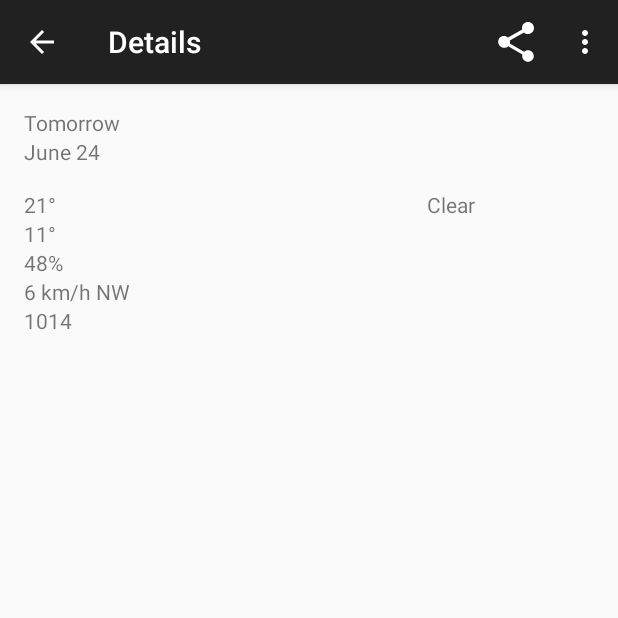
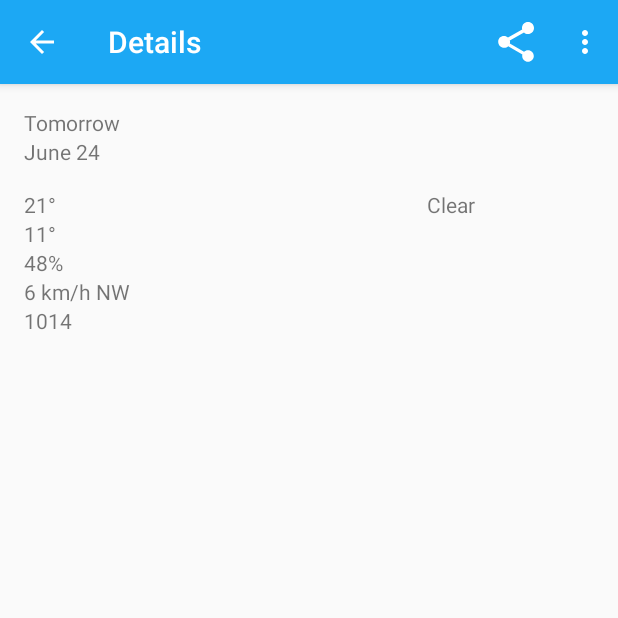
Before and after one commit to PrateeshGoswami/Sunshine, an Android app: the DetailActivity screen opened directly, with no data from a screen before it, on a phone screen of 412 x 824 dp, the top half of it. Run offline under Robolectric (Android 15) with nearby library versions, the phone set to English and light mode, and no system bars.

Commit message:
add material design

```diff
--- a/app/src/main/AndroidManifest.xml
+++ b/app/src/main/AndroidManifest.xml
@@ -11,7 +11,8 @@
         android:theme="@style/AppTheme">
         <activity
             android:name=".MainActivity"
-            android:label="@string/app_name">
+            android:label="@string/app_name"
+            android:theme="@style/ForecastTheme">
             <intent-filter>
                 <action android:name="android.intent.action.MAIN" />
 
@@ -30,6 +31,7 @@
             android:name=".SettingsActivity"
             android:label="@string/title_activity_settings"
             android:parentActivityName=".MainActivity">
+            android:theme="@style/SettingsTheme"
             <meta-data
                 android:name="android.support.PARENT_ACTIVITY"
                 android:value="com.example.home.sunshine.app.MainActivity" />
@@ -39,7 +41,7 @@
             android:name=".data.WeatherProvider"
             android:authorities="com.example.home.sunshine.app"
             android:enabled="true"
-            android:exported="true"/>
+            android:exported="true" />
     </application>
 
 </manifest>
--- /dev/null
+++ b/app/src/main/res/values-v14/styles.xml
@@ -0,0 +1,13 @@
+<?xml version="1.0" encoding="utf-8"?>
+<resources>
+    <!-- Settings activity theme. -->
+    <style name="SettingsTheme" parent="@android:style/Theme.Holo.Light.DarkActionBar">
+        <item name="android:actionBarStyle">@style/ActionBar.V14.Sunshine.NoTitle</item>
+    </style>
+
+    <!-- Settings activity action bar styles -->
+    <style name="ActionBar.V14.Sunshine.NoTitle" parent="@android:style/Widget.Holo.Light.ActionBar.Solid.Inverse">
+        <item name="android:background">@color/sunshine_blue</item>
+        <item name="android:height">56dp</item>
+    </style>
+</resources>
--- /dev/null
+++ b/app/src/main/res/values-v21/styles.xml
@@ -0,0 +1,9 @@
+<?xml version="1.0" encoding="utf-8"?>
+<resources>
+    <!-- Settings activity theme. -->
+    <style name="SettingsTheme" parent="@android:style/Theme.Material.Light.DarkActionBar">
+        <item name="android:colorPrimary">@color/sunshine_blue</item>
+        <item name="android:colorPrimaryDark">@color/sunshine_dark_blue</item>
+    </style>
+
+</resources>
--- /dev/null
+++ b/app/src/main/res/values/colors.xml
@@ -0,0 +1,8 @@
+<?xml version="1.0" encoding="utf-8"?>
+<resources>
+    <color name="grey">#cccccc</color>
+    <color name="sunshine_light_blue">#ff64c2f4</color>
+        <color name="sunshine_blue">#ff1ca8f4</color>
+       <color name="sunshine_dark_blue">#0288D1</color>
+
+</resources>
--- a/app/src/main/res/values/styles.xml
+++ b/app/src/main/res/values/styles.xml
@@ -1,8 +1,30 @@
 <resources>
 
     <!-- Base application theme. -->
-    <style name="AppTheme" parent="Theme.AppCompat.Light.DarkActionBar">
-        <!-- Customize your theme here. -->
+    <style name="AppTheme" parent="@style/Theme.AppCompat.Light.DarkActionBar">
+        <item name="colorPrimary">@color/sunshine_blue</item>
+        <item name="colorPrimaryDark">@color/sunshine_dark_blue</item>
+    </style>
+
+    <!-- Main activity theme. -->
+    <style name="ForecastTheme" parent="AppTheme">
+        <item name="actionBarStyle">@style/ActionBar.Solid.Sunshine.NoTitle</item>
+    </style>
+
+    <!-- Settings activity theme. -->
+    <style name="SettingsTheme" parent="AppTheme">
+    </style>
+
+    <!-- main activity action bar styles -->
+    <style name="ActionBar.Solid.Sunshine.NoTitle" parent="@style/Widget.AppCompat.Light.ActionBar.Solid.Inverse">
+        <item name="displayOptions">useLogo|showHome</item>
+        <item name="logo">@drawable/ic_logo</item>
+    </style>
+
+    <!-- Style for forecast listview -->
+    <style name="ForecastListStyle">
+        <!-- Here it's a stub.  In screens of sufficient width, this style includes modifications
+        for two-pane layout -->
     </style>
 
 </resources>
--- a/build.gradle
+++ b/build.gradle
@@ -5,7 +5,7 @@ buildscript {
         jcenter()
     }
     dependencies {
-        classpath 'com.android.tools.build:gradle:1.3.0'
+        classpath 'com.android.tools.build:gradle:2.0.0'
 
         // NOTE: Do not place your application dependencies here; they belong
         // in the individual module build.gradle files
```
Also changed, not shown: app/src/main/res/drawable/touch_selector.xml (added, +16 -0 lines), app/src/main/res/layout/list_item_forecast.xml (+23 -16 lines), gradle/wrapper/gradle-wrapper.properties, 3 other files.
